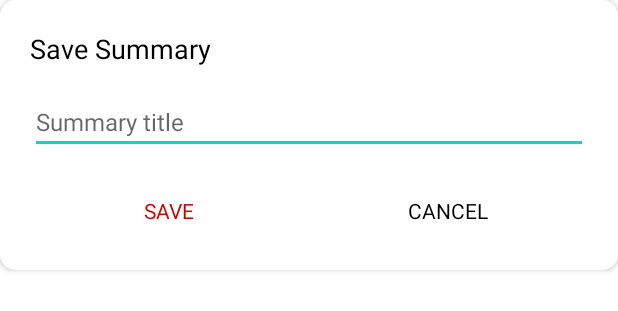
After one commit to Amal4m41/News-App, an Android app: the layout dialog_summary_title_input.xml on its own in the app's theme, with its tools: preview values and no code run, on a phone screen of 412 x 824 dp. The commit adds this screen. Shown: the top 311 px of the screen. Run offline under Robolectric (Android 15) with nearby library versions, the phone set to English and light mode, and no system bars.

```diff
--- a/app/src/main/java/com/example/newsapp/db/ArticleDatabase.kt
+++ b/app/src/main/java/com/example/newsapp/db/ArticleDatabase.kt
@@ -3,9 +3,10 @@ package com.example.newsapp.db
 import android.content.Context
 import androidx.room.*
 import com.example.newsapp.models.Article
+import com.example.newsapp.models.Summary
 
 @Database(
-    entities = [Article::class],
+    entities = [Article::class,Summary::class],
     version = 1
 )
 @TypeConverters(  //room only supports primitive data types therefore we add converters to convert source object to and from
@@ -16,6 +17,7 @@ abstract class ArticleDatabase:RoomDatabase() {
 
     //The implementation of this function and the DAO interface will be done by Room.
     abstract fun getArticleDao():ArticleDao
+    abstract fun getSummaryDao():SummaryDao
 
     companion object{
         @Volatile  //this means that other threads can immediately see when a thread changes this instance.
--- a/app/src/main/java/com/example/newsapp/util/Constants.kt
+++ b/app/src/main/java/com/example/newsapp/util/Constants.kt
@@ -9,4 +9,7 @@ object Constants{
     const val QUERY_PAGE_SIZE = 20 //the page size/no. of articles returned per request by default
 
     const val NO_INTERNET_CONNECTION = "No internet connection"
+
+
+
 }
--- /dev/null
+++ b/app/src/main/res/layout/dialog_summary_title_input.xml
@@ -0,0 +1,61 @@
+<?xml version="1.0" encoding="utf-8"?>
+<androidx.cardview.widget.CardView xmlns:android="http://schemas.android.com/apk/res/android"
+    android:layout_height="wrap_content"
+    android:layout_width="match_parent"
+    xmlns:app="http://schemas.android.com/apk/res-auto"
+    android:elevation="10dp"
+    app:cardCornerRadius="10dp">
+
+    <LinearLayout
+        android:layout_width="match_parent"
+        android:layout_height="match_parent"
+        android:orientation="vertical"
+        android:padding="20dp">
+
+        <TextView
+            android:layout_width="wrap_content"
+            android:layout_height="wrap_content"
+            android:text="Save Summary"
+            android:textColor="@android:color/black"
+            android:textSize="18sp" />
+
+        <EditText
+            android:id="@+id/etSummaryTitleInput"
+            android:layout_width="match_parent"
+            android:layout_height="wrap_content"
+            android:layout_marginTop="15dp"
+            android:hint="Summary title"
+            android:textColor="@android:color/darker_gray"
+            android:textSize="16sp" />
+
+        <LinearLayout
+            android:layout_width="match_parent"
+            android:layout_height="wrap_content"
+            android:layout_marginTop="18dp"
+            android:orientation="horizontal">
+
+            <TextView
+                android:id="@+id/tvSave"
+                android:layout_width="0dp"
+                android:layout_height="match_parent"
+                android:layout_weight="1"
+                android:foreground="?attr/selectableItemBackground"
+                android:gravity="center"
+                android:padding="10dp"
+                android:text="SAVE"
+                android:textColor="@android:color/holo_red_dark"/>
+
+            <TextView
+                android:id="@+id/tvCancel"
+                android:layout_width="0dp"
+                android:layout_height="match_parent"
+                android:layout_weight="1"
+                android:foreground="?attr/selectableItemBackground"
+                android:gravity="center"
+                android:padding="10dp"
+                android:text="CANCEL"
+                android:textColor="@android:color/black"/>
+
+        </LinearLayout>
+    </LinearLayout>
+</androidx.cardview.widget.CardView>
--- a/app/src/main/res/layout/fragment_text_summarizer.xml
+++ b/app/src/main/res/layout/fragment_text_summarizer.xml
@@ -54,6 +54,7 @@
             <androidx.constraintlayout.widget.ConstraintLayout
                 android:id="@+id/clSummaryResult"
                 android:visibility="gone"
+                tools:visibility="visible"
                 android:layout_width="match_parent"
                 android:layout_height="wrap_content"
                 app:layout_constraintEnd_toEndOf="parent"
```
Also changed, not shown: app/src/main/java/com/example/newsapp/adapters/SummaryListAdapter.kt (added, +73 -0 lines), app/src/main/java/com/example/newsapp/db/SummaryDao.kt (added, +20 -0 lines), app/src/main/java/com/example/newsapp/models/Summary.kt (added, +14 -0 lines), app/src/main/java/com/example/newsapp/repository/NewsRepository.kt (+7 -1 lines), app/src/main/java/com/example/newsapp/ui/NewsViewModel.kt (+10 -0 lines), app/src/main/java/com/example/newsapp/ui/fragments/SavedNewsFragment.kt (+10 -12 lines), app/src/main/java/com/example/newsapp/ui/fragments/SavedSummariesFragment.kt (+64 -2 lines), app/src/main/java/com/example/newsapp/ui/fragments/TextSummarizerFragment.kt (+58 -5 lines), app/src/main/java/com/example/newsapp/util/UtilFuns.kt (added, +53 -0 lines), app/src/main/res/layout/dialog_custom_progress.xml (added, +21 -0 lines), app/src/main/res/layout/item_summary.xml (added, +39 -0 lines). Lines whose indentation alone changed are shown as unchanged.
